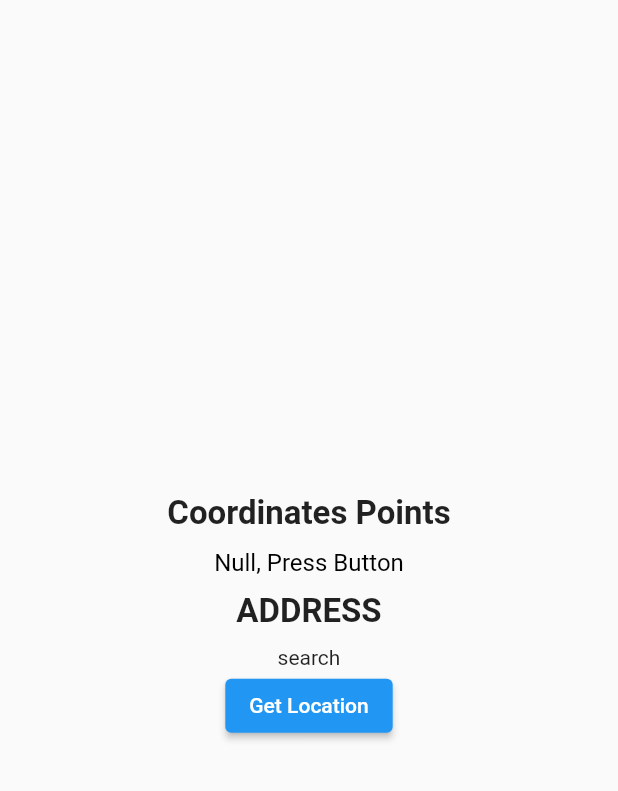
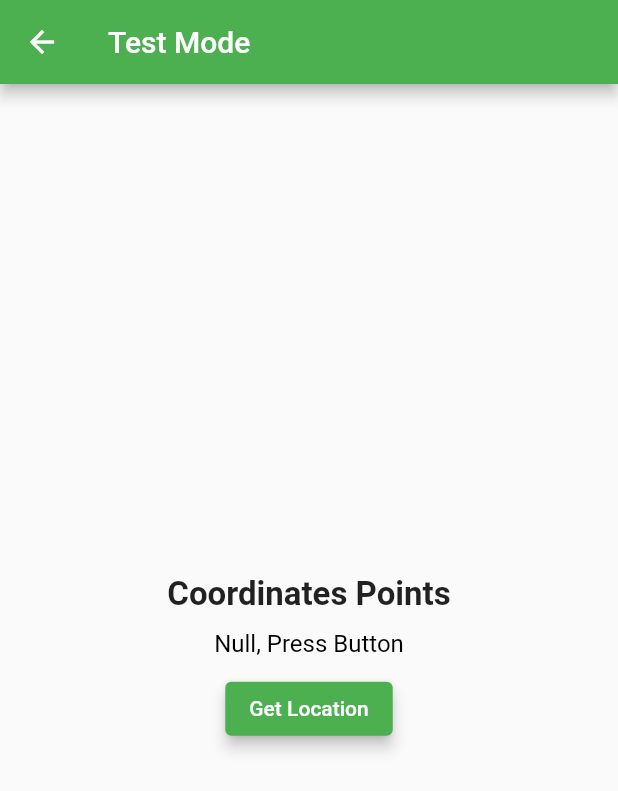
Before and after one commit to sahilkamate03/ResQ, a Flutter app: the Homepage screen opened directly, after a tap on "Get Location", on a phone screen of 412 x 824 dp. Shown: the top 791 px of the screen. Run offline on Flutter 3.47's test engine with Material 2 defaults, Android fonts, the phone set to English and light mode, and no system bars; our stand-ins replace cloud_firestore, firebase_auth, firebase_core, flutter_map, flutter_speed_dial, flutter_spinkit and 5 more; accounts and stored records are empty; generated files the repository leaves out were written again; statements that could not run were skipped.

Commit message:
update test mode added post request

```diff
--- a/lib/pages/splashscreen.dart
+++ b/lib/pages/splashscreen.dart
@@ -13,7 +13,7 @@ class MainApp extends StatelessWidget {
     return MaterialApp(
       debugShowCheckedModeBanner: false,
       //initialRoute: '/dashboard',
-       home: const SplashScreen(),
+      home: const HomePage(),
       //home: const HomePage(),
       routes: {
         '/login': (context) => const LoginPage(),
@@ -36,8 +36,8 @@ class _SplashScreenState extends State<SplashScreen> {
     super.initState();
     Future.delayed(const Duration(milliseconds: 3000)).then((value) {
       Navigator.of(context).pushReplacement(
-          CupertinoPageRoute(builder: (ctx) =>  const LoginPage()));
-         //GoRouter.of(context).go('/splashscreen/login');
+          CupertinoPageRoute(builder: (ctx) => const LoginPage()));
+      //GoRouter.of(context).go('/splashscreen/login');
     });
   }
 
--- a/lib/pages/test_mode.dart
+++ b/lib/pages/test_mode.dart
@@ -1,6 +1,8 @@
 import 'package:flutter/material.dart';
 import 'package:geolocator/geolocator.dart';
 import 'package:geocoding/geocoding.dart';
+import 'dart:async';
+import 'package:http/http.dart' as http;
 
 class MyApp extends StatelessWidget {
   const MyApp({Key? key}) : super(key: key);
@@ -11,7 +13,6 @@ class MyApp extends StatelessWidget {
       debugShowCheckedModeBanner: false,
       title: 'Flutter Demo',
       theme: ThemeData(
-
         primarySwatch: Colors.blue,
       ),
       home: const Homepage(),
@@ -27,9 +28,8 @@ class Homepage extends StatefulWidget {
 }
 
 class _HomepageState extends State<Homepage> {
-
-  String location ='Null, Press Button';
-  String address = 'search';
+  String location = 'Null, Press Button';
+  // String address = 'search';
 
   Future<Position> _getGeoLocationPosition() async {
     bool serviceEnabled;
@@ -66,37 +66,112 @@ class _HomepageState extends State<Homepage> {
 
     // When we reach here, permissions are granted and we can
     // continue accessing the position of the device.
-    return await Geolocator.getCurrentPosition(desiredAccuracy: LocationAccuracy.high);
+    return await Geolocator.getCurrentPosition(
+        desiredAccuracy: LocationAccuracy.high);
   }
 
-  Future<void> getAddressFromLatLong(Position position)async {
-    List<Placemark> placemarks = await placemarkFromCoordinates(position.latitude, position.longitude);
-    debugPrint(placemarks.toString());
-    Placemark place = placemarks[0];
-    address = '${place.street}, ${place.subLocality}, ${place.locality}, ${place.postalCode}, ${place.country}';
-    setState(()  {
+  // Future<void> getAddressFromLatLong(Position position) async {
+  //   List<Placemark> placemarks =
+  //       await placemarkFromCoordinates(position.latitude, position.longitude);
+  //   debugPrint(placemarks.toString());
+  //   Placemark place = placemarks[0];
+  //   address =
+  //       '${place.street}, ${place.subLocality}, ${place.locality}, ${place.postalCode}, ${place.country}';
+  //   setState(() {});
+  // }
+
+  void sendPostRequest() async {
+    print('hello');
+    String url = 'https://resq.sahilkamate.repl.co/post-location';
+    Map<String, String> headers = {"Content-type": "application/json"};
+
+    Position position = await _getGeoLocationPosition();
+    Map<String, String> data = {
+      'latitude': '${position.latitude}',
+      'longitude': '${position.longitude}',
+    };
+
+    // Create a POST request.
+    Uri uri = Uri.parse('https://resq.sahilkamate.repl.co/post-location');
+    http.Response response = await http.post(
+      uri,
+      body: data,
+    );
+
+    location = 'Lat: ${position.latitude} , Long: ${position.longitude}';
+    setState(() {});
+
+    // Check the response status code.
+    if (response.statusCode == 200) {
+      // The request was successful.
+      print('Request successful');
+    } else {
+      // The request failed.
+      print('Request failed');
+    }
+  }
+
+  @override
+  void initState() {
+    super.initState();
+    Timer.periodic(Duration(seconds: 10), (timer) {
+      sendPostRequest();
     });
   }
 
   @override
   Widget build(BuildContext context) {
     return Scaffold(
+      appBar: AppBar(
+        title: const Text('Test Mode'), // Add your desired title text here
+        backgroundColor: Colors.green,
+        leading: IconButton(
+          icon: const Icon(Icons.arrow_back),
+          onPressed: () {
+            Navigator.pop(context);
+          },
+        ),
+      ),
       body: Center(
         child: Column(
           mainAxisAlignment: MainAxisAlignment.center,
-          children:  [
-            const Text('Coordinates Points',style: TextStyle(fontSize: 22,fontWeight: FontWeight.bold),),
-            const SizedBox(height: 10,),
-            Text(location,style: const TextStyle(color: Colors.black,fontSize: 16),),
-            const SizedBox(height: 10,),
-            const Text('ADDRESS',style: TextStyle(fontSize: 22,fontWeight: FontWeight.bold),),
-            const SizedBox(height: 10,),
-            Text('${address}'),
-            ElevatedButton(onPressed: () async{
-              Position position = await _getGeoLocationPosition();
-              location ='Lat: ${position.latitude} , Long: ${position.longitude}';
-              getAddressFromLatLong(position);
-            }, child: const Text('Get Location'))
+          children: [
+            const Text(
+              'Coordinates Points',
+              style: TextStyle(fontSize: 22, fontWeight: FontWeight.bold),
+            ),
+            const SizedBox(
+              height: 10,
+            ),
+            Text(
+              location,
+              style: const TextStyle(color: Colors.black, fontSize: 16),
+            ),
+            const SizedBox(
+              height: 10,
+            ),
+            // const Text(
+            //   'ADDRESS',
+            //   style: TextStyle(fontSize: 22, fontWeight: FontWeight.bold),
+            // ),
+            // const SizedBox(
+            //   height: 10,
+            // ),
+            // Text('${address}'),
+            ElevatedButton(
+                style: ElevatedButton.styleFrom(
+                  backgroundColor: Colors.green,
+                  elevation: 4,
+
+                ),
+                onPressed: () async {
+                  Position position = await _getGeoLocationPosition();
+                  location =
+                      'Lat: ${position.latitude} , Long: ${position.longitude}';
+                  setState(() {});
+                  // getAddressFromLatLong(position);
+                },
+                child: const Text('Get Location'))
           ],
         ),
       ),
```
